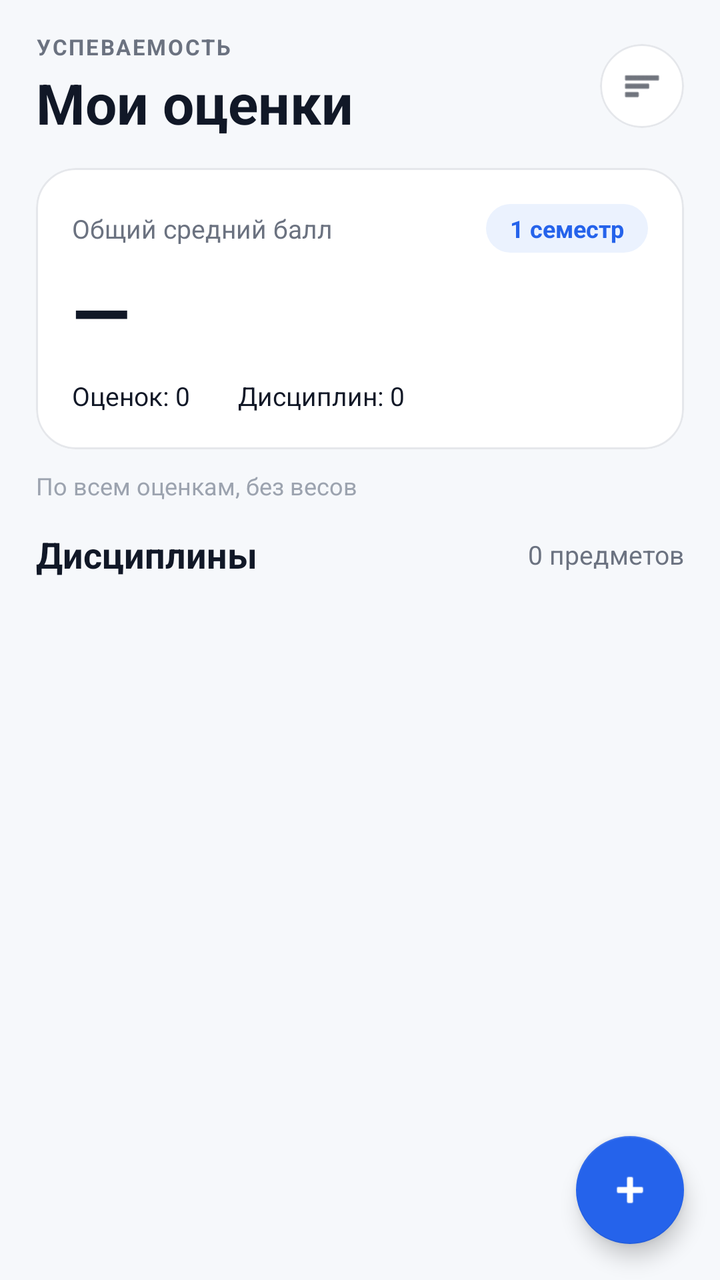
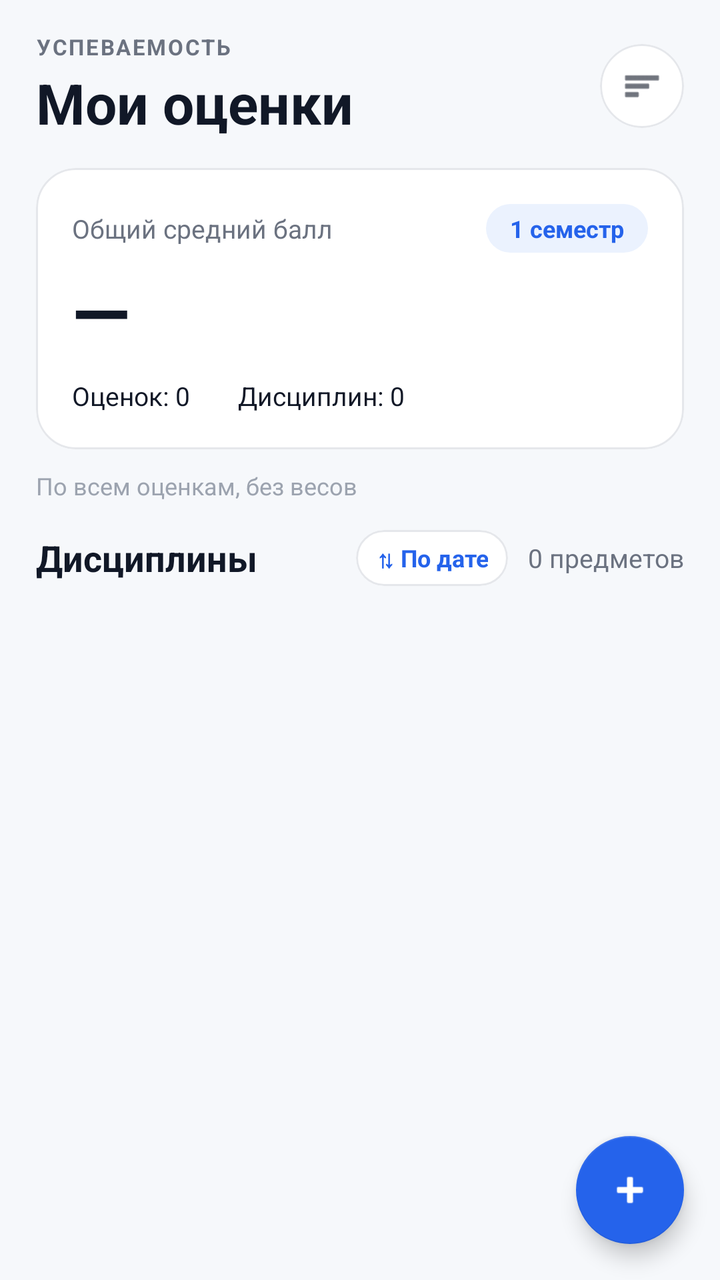

An Android layout rendered at two revisions. The XML below is the earlier revision; the diff shows what the commit changed to produce the second picture.
<!-- AndroidManifest.xml: application theme Theme.StudentGrades -->
<!-- res/layout/fragment_home.xml -->
<?xml version="1.0" encoding="utf-8"?>
<androidx.coordinatorlayout.widget.CoordinatorLayout xmlns:android="http://schemas.android.com/apk/res/android"
    xmlns:app="http://schemas.android.com/apk/res-auto"
    android:layout_width="match_parent"
    android:layout_height="match_parent"
    android:background="@color/bg_screen">

    <LinearLayout
        android:layout_width="match_parent"
        android:layout_height="match_parent"
        android:orientation="vertical"
        android:paddingHorizontal="18dp"
        android:paddingTop="16dp">

        
        <LinearLayout
            android:layout_width="match_parent"
            android:layout_height="wrap_content"
            android:gravity="center_vertical"
            android:orientation="horizontal">

            <LinearLayout
                android:layout_width="0dp"
                android:layout_height="wrap_content"
                android:layout_weight="1"
                android:orientation="vertical">

                <TextView
                    android:layout_width="wrap_content"
                    android:layout_height="wrap_content"
                    android:letterSpacing="0.08"
                    android:text="УСПЕВАЕМОСТЬ"
                    android:textColor="@color/text_secondary"
                    android:textSize="11sp"
                    android:textStyle="bold" />

                <TextView
                    android:layout_width="wrap_content"
                    android:layout_height="wrap_content"
                    android:layout_marginTop="2dp"
                    android:text="Мои оценки"
                    android:textColor="@color/text_primary"
                    android:textSize="28sp"
                    android:textStyle="bold" />
            </LinearLayout>

            <com.google.android.material.card.MaterialCardView
                android:id="@+id/btnFilter"
                android:layout_width="42dp"
                android:layout_height="42dp"
                app:cardBackgroundColor="@color/bg_card"
                app:cardCornerRadius="21dp"
                app:cardElevation="0dp"
                app:strokeColor="@color/stroke_subtle"
                app:strokeWidth="1dp">

                <ImageView
                    android:layout_width="20dp"
                    android:layout_height="20dp"
                    android:layout_gravity="center"
                    android:contentDescription="Фильтры"
                    android:src="@android:drawable/ic_menu_sort_by_size"
                    app:tint="@color/text_primary" />
            </com.google.android.material.card.MaterialCardView>
        </LinearLayout>

        
        <com.google.android.material.card.MaterialCardView
            android:layout_width="match_parent"
            android:layout_height="wrap_content"
            android:layout_marginTop="14dp"
            app:cardBackgroundColor="@color/bg_card"
            app:cardCornerRadius="20dp"
            app:cardElevation="0dp"
            app:strokeColor="@color/stroke_subtle"
            app:strokeWidth="1dp">

            <LinearLayout
                android:layout_width="match_parent"
                android:layout_height="wrap_content"
                android:orientation="vertical"
                android:padding="18dp">

                <LinearLayout
                    android:layout_width="match_parent"
                    android:layout_height="wrap_content"
                    android:gravity="center_vertical"
                    android:orientation="horizontal">

                    <TextView
                        android:layout_width="0dp"
                        android:layout_height="wrap_content"
                        android:layout_weight="1"
                        android:text="Общий средний балл"
                        android:textColor="@color/text_secondary"
                        android:textSize="13sp" />

                    <TextView
                        android:layout_width="wrap_content"
                        android:layout_height="wrap_content"
                        android:background="@drawable/bg_pill_blue"
                        android:paddingHorizontal="12dp"
                        android:paddingVertical="4dp"
                        android:text="1 семестр"
                        android:textColor="@color/primary_blue"
                        android:textSize="12sp"
                        android:textStyle="bold" />
                </LinearLayout>

                <TextView
                    android:id="@+id/tvTotalAvg"
                    android:layout_width="wrap_content"
                    android:layout_height="wrap_content"
                    android:layout_marginTop="4dp"
                    android:text="—"
                    android:textColor="@color/text_primary"
                    android:textSize="38sp"
                    android:textStyle="bold" />

                <LinearLayout
                    android:layout_width="match_parent"
                    android:layout_height="wrap_content"
                    android:layout_marginTop="8dp"
                    android:orientation="horizontal">

                    <TextView
                        android:id="@+id/tvGradesCount"
                        android:layout_width="wrap_content"
                        android:layout_height="wrap_content"
                        android:text="Оценок: 0"
                        android:textColor="@color/text_primary"
                        android:textSize="13sp" />

                    <TextView
                        android:id="@+id/tvDisciplinesCount"
                        android:layout_width="wrap_content"
                        android:layout_height="wrap_content"
                        android:layout_marginStart="24dp"
                        android:text="Дисциплин: 0"
                        android:textColor="@color/text_primary"
                        android:textSize="13sp" />
                </LinearLayout>
            </LinearLayout>
        </com.google.android.material.card.MaterialCardView>

        <TextView
            android:layout_width="wrap_content"
            android:layout_height="wrap_content"
            android:layout_marginTop="10dp"
            android:text="По всем оценкам, без весов"
            android:textColor="@color/text_hint"
            android:textSize="12sp" />

        <LinearLayout
            android:layout_width="match_parent"
            android:layout_height="wrap_content"
            android:layout_marginTop="14dp"
            android:layout_marginBottom="10dp"
            android:gravity="center_vertical"
            android:orientation="horizontal">

            <TextView
                android:layout_width="0dp"
                android:layout_height="wrap_content"
                android:layout_weight="1"
                android:text="Дисциплины"
                android:textColor="@color/text_primary"
                android:textSize="18sp"
                android:textStyle="bold" />

            <TextView
                android:id="@+id/tvSubjectsBadge"
                android:layout_width="wrap_content"
                android:layout_height="wrap_content"
                android:text="0 предметов"
                android:textColor="@color/text_secondary"
                android:textSize="13sp" />
        </LinearLayout>

        <androidx.recyclerview.widget.RecyclerView
            android:id="@+id/rvDisciplines"
            android:layout_width="match_parent"
            android:layout_height="0dp"
            android:layout_weight="1"
            android:clipToPadding="false"
            android:paddingBottom="84dp"
            app:layoutManager="androidx.recyclerview.widget.LinearLayoutManager" />
    </LinearLayout>

    <TextView
        android:id="@+id/tvEmptyHome"
        android:layout_width="wrap_content"
        android:layout_height="wrap_content"
        android:layout_gravity="center"
        android:gravity="center"
        android:padding="24dp"
        android:text="Дисциплин пока нет.\nНажмите +, чтобы добавить предмет или оценку."
        android:textColor="@color/text_secondary"
        android:visibility="gone" />

    <com.google.android.material.floatingactionbutton.FloatingActionButton
        android:id="@+id/fabAdd"
        android:layout_width="wrap_content"
        android:layout_height="wrap_content"
        android:layout_gravity="bottom|end"
        android:layout_margin="18dp"
        android:contentDescription="Добавить"
        app:backgroundTint="@color/primary_blue"
        app:fabCustomSize="54dp"
        app:srcCompat="@android:drawable/ic_input_add"
        app:tint="@android:color/white" />
</androidx.coordinatorlayout.widget.CoordinatorLayout>
<!-- resources referenced by this layout -->
<resources>
  <color name="bg_card">#FFFFFF</color>
  <color name="bg_screen">#F6F8FB</color>
  <color name="primary_blue">#2563EB</color>
  <color name="stroke_subtle">#E5E7EB</color>
  <color name="text_hint">#9CA3AF</color>
  <color name="text_primary">#111827</color>
  <color name="text_secondary">#6B7280</color>
  <!-- drawable bg_pill_blue (drawable) -->
  <?xml version="1.0" encoding="utf-8"?>
  <shape xmlns:android="http://schemas.android.com/apk/res/android"
      android:shape="rectangle">
      <solid android:color="@color/primary_blue_light" />
      <corners android:radius="20dp" />
  </shape>
  <style name="Theme.StudentGrades" parent="Theme.MaterialComponents.DayNight.NoActionBar">
          <item name="android:statusBarColor">@color/bg_screen</item>
          <item name="android:windowLightStatusBar">true</item>
      </style>
  <color name="primary_blue_light">#EBF2FE</color>
</resources>

<!-- the commit's change to res/layout/fragment_home.xml (unified diff, before → after) -->
@@ -151,6 +151,7 @@
             android:textColor="@color/text_hint"
             android:textSize="12sp" />
 
+        
         <LinearLayout
             android:layout_width="match_parent"
             android:layout_height="wrap_content"
@@ -167,6 +168,29 @@
                 android:textColor="@color/text_primary"
                 android:textSize="18sp"
                 android:textStyle="bold" />
+
+            <com.google.android.material.card.MaterialCardView
+                android:id="@+id/btnQuickSort"
+                android:layout_width="wrap_content"
+                android:layout_height="28dp"
+                android:layout_marginEnd="10dp"
+                app:cardBackgroundColor="@color/bg_card"
+                app:cardCornerRadius="14dp"
+                app:cardElevation="0dp"
+                app:strokeColor="@color/stroke_subtle"
+                app:strokeWidth="1dp">
+
+                <TextView
+                    android:id="@+id/tvQuickSort"
+                    android:layout_width="wrap_content"
+                    android:layout_height="match_parent"
+                    android:gravity="center"
+                    android:paddingHorizontal="10dp"
+                    android:text="⇅ По дате"
+                    android:textColor="@color/primary_blue"
+                    android:textSize="12sp"
+                    android:textStyle="bold" />
+            </com.google.android.material.card.MaterialCardView>
 
             <TextView
                 android:id="@+id/tvSubjectsBadge"
